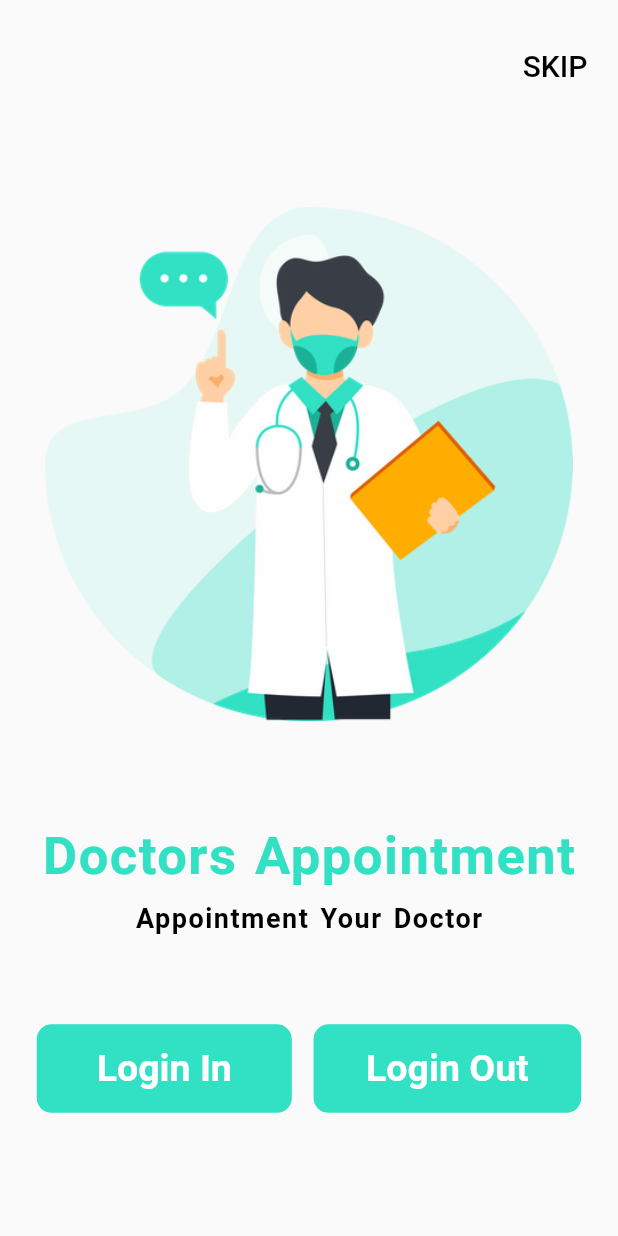
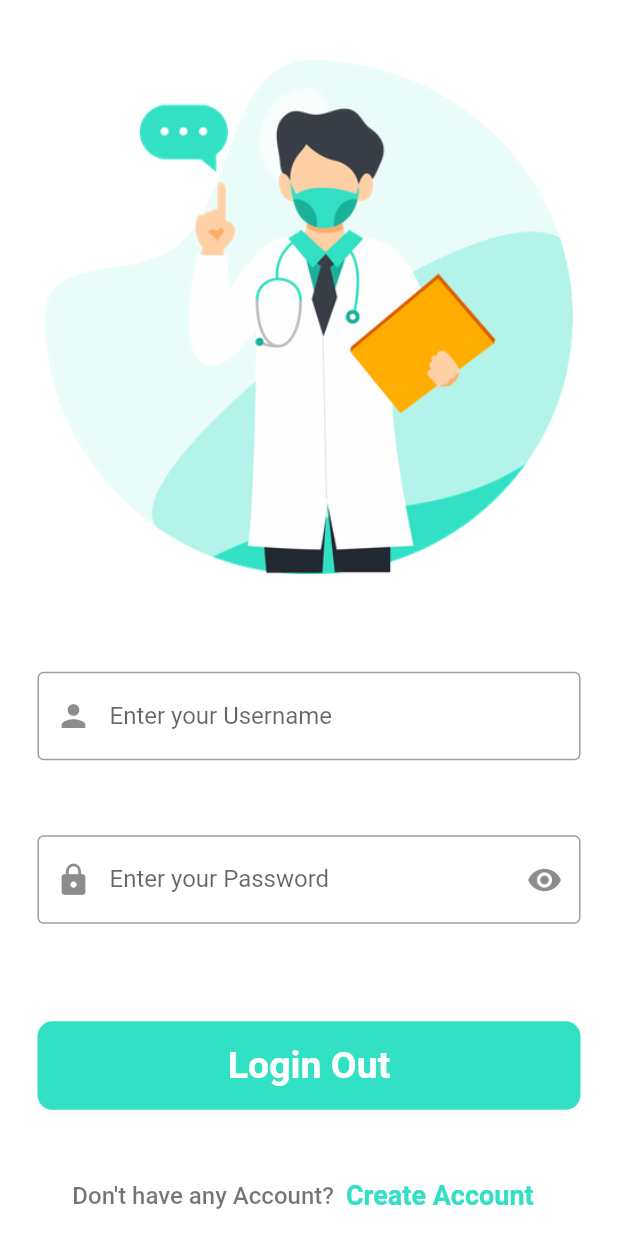
Before and after one commit to hello-favour/healthcare-app-ui, a Flutter app: the screen it shows after launch, on a phone screen of 412 x 824 dp. Run offline on Flutter 3.47's test engine with Material 2 defaults, Android fonts, the phone set to English and light mode, and no system bars.

Commit message:
build login screen

```diff
--- a/lib/main.dart
+++ b/lib/main.dart
@@ -1,5 +1,6 @@
 import 'package:flutter/material.dart';
-import 'package:medical_health_careapp_ui/screens/welcom_home.dart';
+import 'package:medical_health_careapp_ui/screens/login_screen.dart';
+import 'package:medical_health_careapp_ui/screens/welcome_home.dart';
 
 void main() {
   runApp(const MyApp());
@@ -11,7 +12,7 @@
   @override
   Widget build(BuildContext context) {
     return const MaterialApp(
-      home: WelcomeHome(),
+      home: LoginScreen(),
     );
   }
 }
--- /dev/null
+++ b/lib/screens/login_screen.dart
@@ -0,0 +1,126 @@
+import 'package:flutter/material.dart';
+import 'package:medical_health_careapp_ui/components/app_font.dart';
+import 'package:medical_health_careapp_ui/constants/image_path.dart';
+import 'package:medical_health_careapp_ui/screens/sign_up_screen.dart';
+import 'package:medical_health_careapp_ui/themes/app_color.dart';
+
+class LoginScreen extends StatefulWidget {
+  const LoginScreen({super.key});
+
+  @override
+  State<LoginScreen> createState() => _LoginScreenState();
+}
+
+class _LoginScreenState extends State<LoginScreen> {
+  bool passToggle = true;
+  @override
+  Widget build(BuildContext context) {
+    return Material(
+      color: Colors.white,
+      child: SingleChildScrollView(
+        child: SafeArea(
+          child: Column(
+            children: [
+              const SizedBox(height: 10),
+              Padding(
+                padding: const EdgeInsets.all(30),
+                child: Image.asset(ImagePath.doctor),
+              ),
+              const SizedBox(height: 10),
+              const Padding(
+                padding: EdgeInsets.all(25),
+                child: TextField(
+                  decoration: InputDecoration(
+                    border: OutlineInputBorder(),
+                    label: Text("Enter your Username"),
+                    prefixIcon: Icon(Icons.person),
+                  ),
+                ),
+              ),
+              Padding(
+                padding: const EdgeInsets.all(25),
+                child: TextField(
+                  obscureText: passToggle ? true : false,
+                  decoration: InputDecoration(
+                    border: const OutlineInputBorder(
+                      borderSide: BorderSide(
+                        color: Colors.white,
+                      ),
+                    ),
+                    label: const Text("Enter your Password"),
+                    prefixIcon: const Icon(Icons.lock),
+                    suffixIcon: IconButton(
+                      onPressed: () {
+                        if (passToggle == true) {
+                          passToggle = false;
+                        } else {
+                          passToggle = true;
+                        }
+                        setState(() {});
+                      },
+                      icon: passToggle
+                          ? const Icon(Icons.visibility)
+                          : const Icon(Icons.visibility_off),
+                    ),
+                  ),
+                ),
+              ),
+              const SizedBox(height: 15),
+              Padding(
+                padding: const EdgeInsets.all(25),
+                child: SizedBox(
+                  width: double.infinity,
+                  child: Material(
+                    color: AppColors.primaryColors,
+                    borderRadius: BorderRadius.circular(10),
+                    child: InkWell(
+                      onTap: () {},
+                      child: const Padding(
+                        padding:
+                            EdgeInsets.symmetric(vertical: 15, horizontal: 35),
+                        child: Center(
+                          child: AppText(
+                            text: "Login Out",
+                            size: 25,
+                            color: Colors.white,
+                            fontWeight: FontWeight.bold,
+                          ),
+                        ),
+                      ),
+                    ),
+                  ),
+                ),
+              ),
+              const SizedBox(height: 8),
+              Row(
+                mainAxisAlignment: MainAxisAlignment.center,
+                children: [
+                  const AppText(
+                    text: "Don't have any Account?",
+                    size: 16,
+                    color: Colors.black54,
+                    fontWeight: FontWeight.w500,
+                  ),
+                  TextButton(
+                    onPressed: () {
+                      Navigator.push(context,
+                          MaterialPageRoute(builder: (context) {
+                        return const SignUpScreen();
+                      }));
+                    },
+                    child: const AppText(
+                      text: "Create Account",
+                      size: 18,
+                      color: AppColors.primaryColors,
+                      fontWeight: FontWeight.bold,
+                    ),
+                  ),
+                ],
+              )
+            ],
+          ),
+        ),
+      ),
+    );
+  }
+}
--- /dev/null
+++ b/lib/screens/sign_up_screen.dart
@@ -0,0 +1,16 @@
+import 'package:flutter/src/widgets/container.dart';
+import 'package:flutter/src/widgets/framework.dart';
+
+class SignUpScreen extends StatefulWidget {
+  const SignUpScreen({super.key});
+
+  @override
+  State<SignUpScreen> createState() => _SignUpScreenState();
+}
+
+class _SignUpScreenState extends State<SignUpScreen> {
+  @override
+  Widget build(BuildContext context) {
+    return Container();
+  }
+}
--- a/lib/screens/welcom_home.dart
+++ b/lib/screens/welcome_home.dart
@@ -3,6 +3,7 @@
 import 'package:flutter/material.dart';
 import 'package:medical_health_careapp_ui/components/app_font.dart';
 import 'package:medical_health_careapp_ui/constants/image_path.dart';
+import 'package:medical_health_careapp_ui/screens/login_screen.dart';
 import 'package:medical_health_careapp_ui/themes/app_color.dart';
 
 class WelcomeHome extends StatelessWidget {
@@ -60,7 +61,14 @@
                   color: AppColors.primaryColors,
                   borderRadius: BorderRadius.circular(10),
                   child: InkWell(
-                    onTap: () {},
+                    onTap: () {
+                      Navigator.push(
+                        context,
+                        MaterialPageRoute(builder: (context) {
+                          return const LoginScreen();
+                        }),
+                      );
+                    },
                     child: const Padding(
                       padding:
                           EdgeInsets.symmetric(vertical: 15, horizontal: 40),
```
